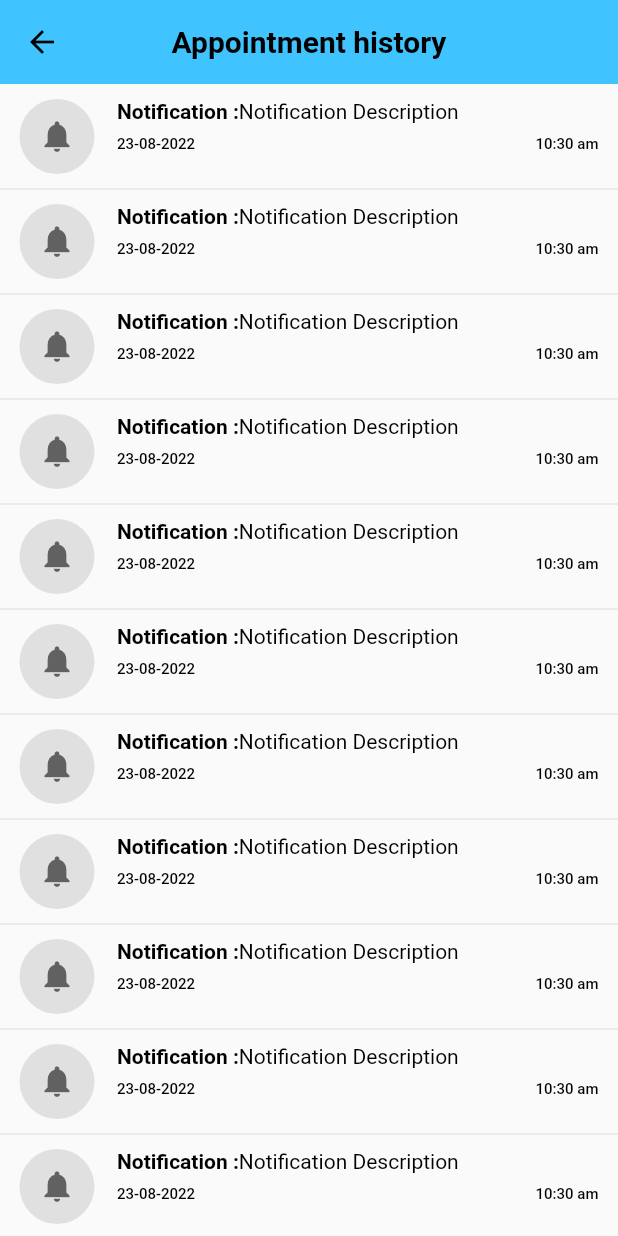
After one commit to BibhushaSapkota/hamro_swastha, a Flutter app: the NotificationView screen opened by its route, on a phone screen of 412 x 824 dp. The commit adds this screen. Run offline on Flutter 3.47's test engine with Material 2 defaults, Android fonts, the phone set to English and light mode, and no system bars; our stand-ins replace carousel_slider, cloud_firestore, file_picker, firebase_auth, firebase_core, firebase_storage and 11 more; missing offline and left inert: division; accounts and stored records are empty.

Commit message:
Patient Notification

```diff
--- a/lib/main.dart
+++ b/lib/main.dart
@@ -6,6 +6,7 @@ import 'package:mero_doctor/screens/Choose_Authencation/Choose_Authencation_pati
 import 'package:mero_doctor/screens/Doctor/login_screens_doc.dart';
 import 'package:mero_doctor/screens/Doctor/register_screens_doctor.dart';
 import 'package:mero_doctor/screens/GoogleLogin/google_login.dart';
+import 'package:mero_doctor/screens/NotificaitonView.dart';
 import 'package:mero_doctor/screens/Patient/login_screens.dart';
 import 'package:mero_doctor/screens/Patient/register_screen.dart';
 import 'package:mero_doctor/screens/calender_screen.dart';
@@ -62,9 +63,11 @@ class MyApp extends StatelessWidget {
           "/profile": (context) => ProfileScreen(
                 id: '',
               ),
-          "/dashboard_screen": (context) => DashboardScreen(
+          "/": (context) => DashboardScreen(
                 id: '',
               ),
+
+          // dashboard_screen
           // '/': (context) => EnterOtpPage(),
           // "/": (context) => EnterEmailPage(),
           '/': (context) => SplashScreen(),
@@ -78,6 +81,9 @@ class MyApp extends StatelessWidget {
           "/sendotp": (context) => EnterOtpPage(),
           '/docorview': (context) => const doctorView(),
           '/userhistory': (context) => userHistory(),
+
+           '/notificationPatient': (context) => NotificationView(),
+
         },
         debugShowCheckedModeBanner: false,
         theme: ThemeData(
--- /dev/null
+++ b/lib/screens/NotificaitonView.dart
@@ -0,0 +1,136 @@
+import 'package:flutter/material.dart';
+
+class NotificationView extends StatelessWidget {
+  const NotificationView({Key? key}) : super(key: key);
+
+  @override
+  Widget build(BuildContext context) {
+    return Scaffold(
+      appBar: AppBar(
+        leading: IconButton(
+          icon: const Icon(
+            Icons.arrow_back,
+            color: Colors.black,
+          ), onPressed: () {
+        },
+        ),
+        elevation: 0,
+        backgroundColor: Colors.lightBlueAccent,
+        title: const Text(
+          "Appointment history",style: TextStyle(fontSize: 20),
+        ),
+        foregroundColor: Colors.black,
+        centerTitle: true,
+      ),
+      body: listView(),
+    );
+  }
+  PreferredSizeWidget(){
+    return AppBar(
+      title: Text("Notification Screen"),
+    );
+  }
+
+  Widget listView(){
+    return ListView.separated(itemBuilder: (context , index){
+      return listViewItem(index);
+    }, separatorBuilder: (context , index){
+      return Divider(height: 0);
+    }, itemCount: 15);
+  }
+
+  Widget listViewItem(int index){
+    return Container(
+      margin: EdgeInsets.symmetric(horizontal: 13,vertical: 10),
+      child: Row(
+        crossAxisAlignment: CrossAxisAlignment.start,
+        children: [
+          prefixIcon(),
+          Expanded(
+            child: Container(
+              margin: EdgeInsets.only(left: 0),
+              child: Column(
+                crossAxisAlignment: CrossAxisAlignment.start,
+                children: [
+                  message(index),
+                  tineAndDate(index),
+
+                ],
+              ),
+            ),
+          ),
+        ],
+      ),
+    );
+  }
+
+  Widget prefixIcon(){
+    return Padding(
+      padding: const EdgeInsets.fromLTRB(0, 0, 15, 0),
+      child: Container(
+        height: 50,
+        width: 50,
+        padding: EdgeInsets.all(10),
+        decoration: BoxDecoration(
+          shape: BoxShape.circle,
+          color: Colors.grey.shade300,
+        ),
+        child: Icon(Icons.notifications,size: 25,color: Colors.grey.shade700,),
+      ),
+    );
+  }
+
+  Widget message(int index){
+    double textSize = 14;
+    return Container(
+      child: Column(
+        children: [
+          RichText(
+              maxLines:3,
+              overflow:TextOverflow.ellipsis,
+              text:TextSpan(
+                  text: 'Notification :',
+                  style: TextStyle(
+                      fontSize: textSize,
+                      color: Colors.black,
+                      fontWeight: FontWeight.bold
+                  ),
+                  children: [
+                    TextSpan(
+                      text: 'Notification Description',
+                      style: TextStyle(
+                        fontWeight: FontWeight.w400,
+                      ),
+                    )
+                  ]
+              )
+          ),
+        ],
+      ),
+    );
+  }
+
+  Widget tineAndDate(int index){
+    return Container(
+      margin: EdgeInsets.only(top: 5),
+      child: Row(
+        mainAxisAlignment: MainAxisAlignment.spaceBetween,
+        children: [
+          Text(
+            '23-08-2022',
+            style: TextStyle(
+              fontSize: 10,
+            ),
+          ),
+
+          Text(
+            '10:30 am',
+            style: TextStyle(
+              fontSize: 10,
+            ),
+          ),
+        ],
+      ),
+    );
+  }
+}
--- a/lib/screens/dashhboard_screen.dart
+++ b/lib/screens/dashhboard_screen.dart
@@ -73,6 +73,7 @@ class _DashboardScreenState extends State<DashboardScreen> {
     final screen = MediaQuery.of(context).size;
     return SafeArea(
         child: Scaffold(
+
             bottomNavigationBar: const GNav(
               activeColor: Color(0xffd36868),
               color: Colors.black45,
```
